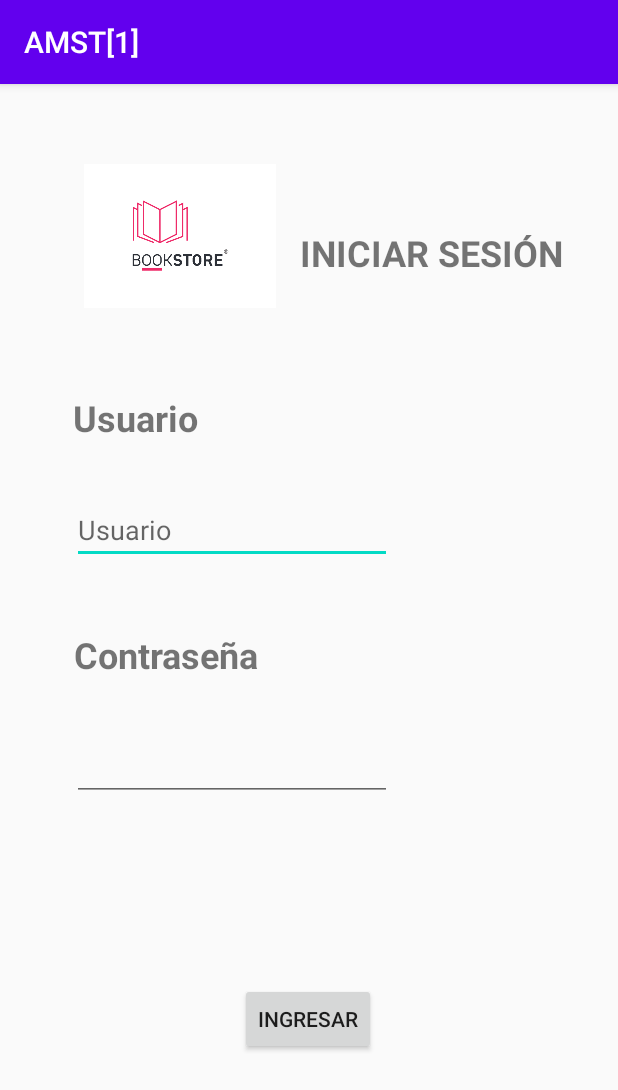
After one commit to Sergio55Veliz/PST_TA5_G1, an Android app: the Ventana2 screen opened directly, with no data from a screen before it, on a phone screen of 412 x 824 dp. The commit adds this screen. Shown: the top 1090 px of the screen. Run offline under Robolectric (Android 15) with nearby library versions, the phone set to English and light mode, and no system bars; 1 statement that could not run was skipped.

Commit message:
Creacion de ventana 2 y Archivo AsyncQuery

```diff
--- /dev/null
+++ b/app/src/main/java/com/example/amst1/Ventana2.java
@@ -0,0 +1,59 @@
+package com.example.amst1;
+
+import androidx.appcompat.app.AppCompatActivity;
+
+import android.content.AsyncQueryHandler;
+import android.os.Bundle;
+import android.view.View;
+import android.widget.EditText;
+import android.widget.ImageView;
+import android.widget.Toast;
+
+import java.util.concurrent.ExecutionException;
+
+public class Ventana2 extends AppCompatActivity {
+
+    private String server = "https://flightsregister.000webhostapp.com/queriTA5.php";
+
+
+    private String query;
+    private EditText user;
+    private EditText password;
+    private ImageView im;
+
+    @Override
+    protected void onCreate(Bundle savedInstanceState) {
+        super.onCreate(savedInstanceState);
+        setContentView(R.layout.activity_ventana2);
+
+        im=(ImageView) findViewById(R.id.imageView);
+        im.set
+        user= (EditText) findViewById(R.id.user);
+        password= (EditText) findViewById(R.id.passw);
+    }
+
+
+    public void consulta(View view){
+        String[] resultado = null;
+        query="Select nombres From Cliente Where user= \""+user.getText().toString()+"\" And contrasenia= \""+password.getText().toString()+"\"";
+
+        try {
+            String[] datos = new String[]{
+                    "query",
+                    server,
+                    query
+            };
+            AsyncQuery async = new AsyncQuery();
+            resultado = async.execute(datos).get();
+            //consulta.setText(resultado[0]);
+            if (resultado.length > 0) {
+                Toast toast = Toast.makeText(this, "Conexión Exitosa <3", Toast.LENGTH_SHORT);
+                toast.show();
+            }
+        } catch (ExecutionException e) {
+            e.printStackTrace();
+        } catch (InterruptedException e) {
+            e.printStackTrace();
+        }
+    }
+}
--- /dev/null
+++ b/app/src/main/res/layout/activity_ventana2.xml
@@ -0,0 +1,98 @@
+<?xml version="1.0" encoding="utf-8"?>
+<androidx.constraintlayout.widget.ConstraintLayout xmlns:android="http://schemas.android.com/apk/res/android"
+    xmlns:app="http://schemas.android.com/apk/res-auto"
+    xmlns:tools="http://schemas.android.com/tools"
+    android:layout_width="match_parent"
+    android:layout_height="match_parent"
+    tools:context=".MainActivity">
+
+    <TextView
+        android:id="@+id/textView"
+        android:layout_width="wrap_content"
+        android:layout_height="wrap_content"
+        android:layout_marginTop="44dp"
+        android:text="Usuario"
+        android:textSize="24sp"
+        android:textStyle="bold"
+        app:layout_constraintHorizontal_bias="0.149"
+        app:layout_constraintLeft_toLeftOf="parent"
+        app:layout_constraintRight_toRightOf="parent"
+        app:layout_constraintTop_toBottomOf="@+id/imageView" />
+
+    <Button
+        android:id="@+id/button"
+        android:layout_width="wrap_content"
+        android:layout_height="wrap_content"
+        android:onClick="consulta"
+        android:text="Ingresar"
+        app:layout_constraintBottom_toBottomOf="parent"
+        app:layout_constraintEnd_toEndOf="parent"
+        app:layout_constraintHorizontal_bias="0.498"
+        app:layout_constraintStart_toStartOf="parent"
+        app:layout_constraintTop_toBottomOf="@+id/passw" />
+
+    <EditText
+        android:id="@+id/user"
+        android:layout_width="wrap_content"
+        android:layout_height="wrap_content"
+        android:layout_marginTop="36dp"
+        android:ems="10"
+        android:hint="Usuario"
+        android:inputType="textPersonName"
+        app:layout_constraintEnd_toEndOf="parent"
+        app:layout_constraintHorizontal_bias="0.243"
+        app:layout_constraintStart_toStartOf="parent"
+        app:layout_constraintTop_toBottomOf="@+id/textView" />
+
+    <TextView
+        android:id="@+id/textView2"
+        android:layout_width="wrap_content"
+        android:layout_height="wrap_content"
+        android:layout_marginTop="44dp"
+        android:text="Contraseña"
+        android:textSize="24sp"
+        android:textStyle="bold"
+        app:layout_constraintEnd_toEndOf="parent"
+        app:layout_constraintHorizontal_bias="0.17"
+        app:layout_constraintStart_toStartOf="parent"
+        app:layout_constraintTop_toBottomOf="@+id/user" />
+
+    <TextView
+        android:id="@+id/textView3"
+        android:layout_width="wrap_content"
+        android:layout_height="wrap_content"
+        android:layout_marginTop="96dp"
+        android:text="Iniciar Sesión"
+        android:textAllCaps="true"
+        android:textSize="24sp"
+        android:textStyle="bold"
+        app:layout_constraintEnd_toEndOf="parent"
+        app:layout_constraintHorizontal_bias="0.302"
+        app:layout_constraintStart_toEndOf="@+id/imageView"
+        app:layout_constraintTop_toTopOf="parent" />
+
+    <ImageView
+        android:id="@+id/imageView"
+        android:layout_width="128dp"
+        android:layout_height="122dp"
+        android:layout_marginStart="56dp"
+        android:layout_marginTop="40dp"
+        android:src="@drawable/logo_BookStore"
+        app:layout_constraintStart_toStartOf="parent"
+        app:layout_constraintTop_toTopOf="parent"
+        app:srcCompat="@android:drawable/ic_menu_gallery" />
+
+
+    <EditText
+        android:id="@+id/passw"
+        android:layout_width="wrap_content"
+        android:layout_height="wrap_content"
+        android:layout_marginTop="36dp"
+        android:ems="10"
+        android:inputType="textPassword"
+        app:layout_constraintEnd_toEndOf="parent"
+        app:layout_constraintHorizontal_bias="0.243"
+        app:layout_constraintStart_toStartOf="parent"
+        app:layout_constraintTop_toBottomOf="@+id/textView2" />
+
+</androidx.constraintlayout.widget.ConstraintLayout>
```
Also changed, not shown: app/src/main/AndroidManifest.xml (+5 -2 lines), app/src/main/java/com/example/amst1/AsyncQuery.java (added, +98 -0 lines), app/src/main/java/com/example/amst1/LogoActivity.java (+15 -2 lines).
